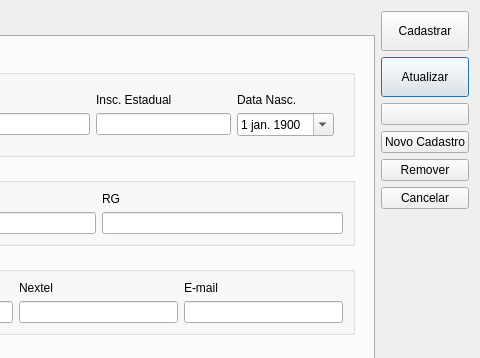
lellisls/ERP-STACCATO, file ui/cadastrocliente.ui: the form before one commit; both pictures show x 683 to 1163 and y 0 to 358 of the 1163 by 607 pixel window.
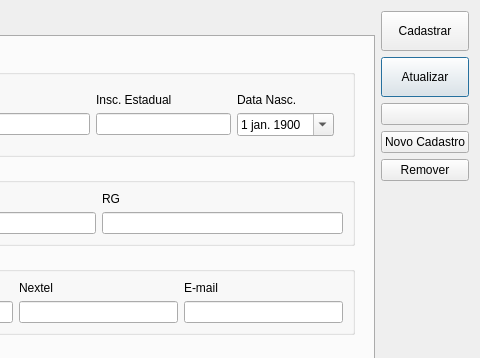
The form after the commit. Icons and pictures are not drawn. Custom widgets are drawn as their Qt base class.

Commit message: Removido botões de Cancelar

Diff of the .ui file:
```diff
--- a/ui/cadastrocliente.ui
+++ b/ui/cadastrocliente.ui
@@ -76,13 +76,6 @@
        </property>
       </widget>
      </item>
-     <item>
-      <widget class="QPushButton" name="pushButtonCancelar">
-       <property name="text">
-        <string>Cancelar</string>
-       </property>
-      </widget>
-     </item>
      <item>
       <spacer name="verticalSpacer">
        <property name="orientation">
```
Left out of the diff: 1 changed line with no effect on the pictures. The commit also changes 62 other files.
